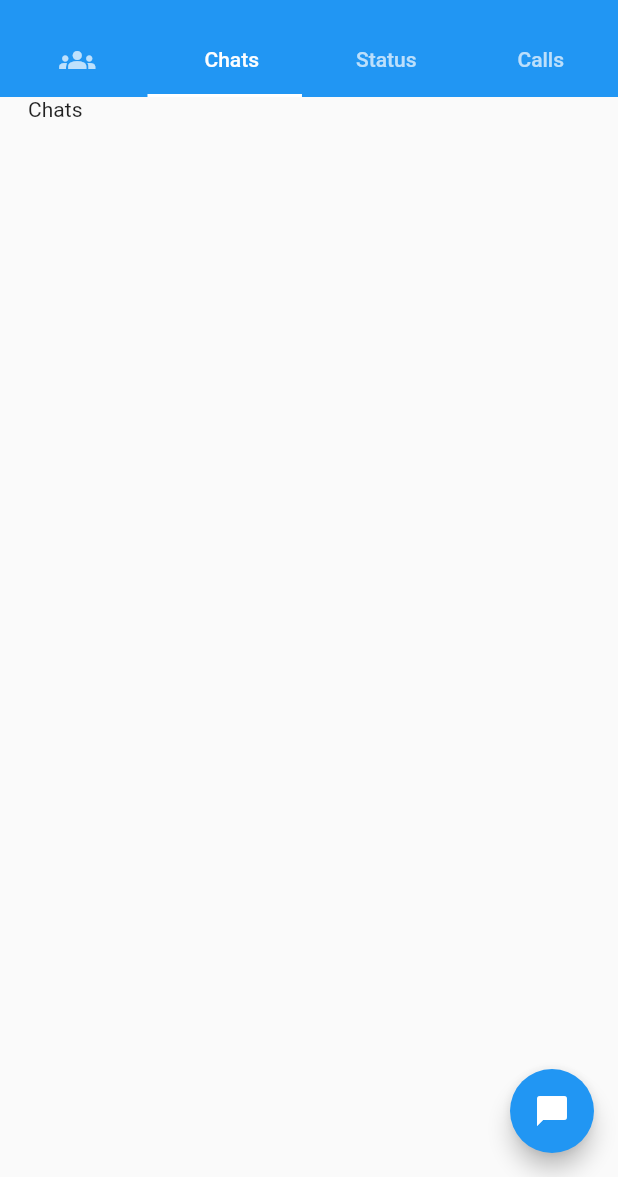
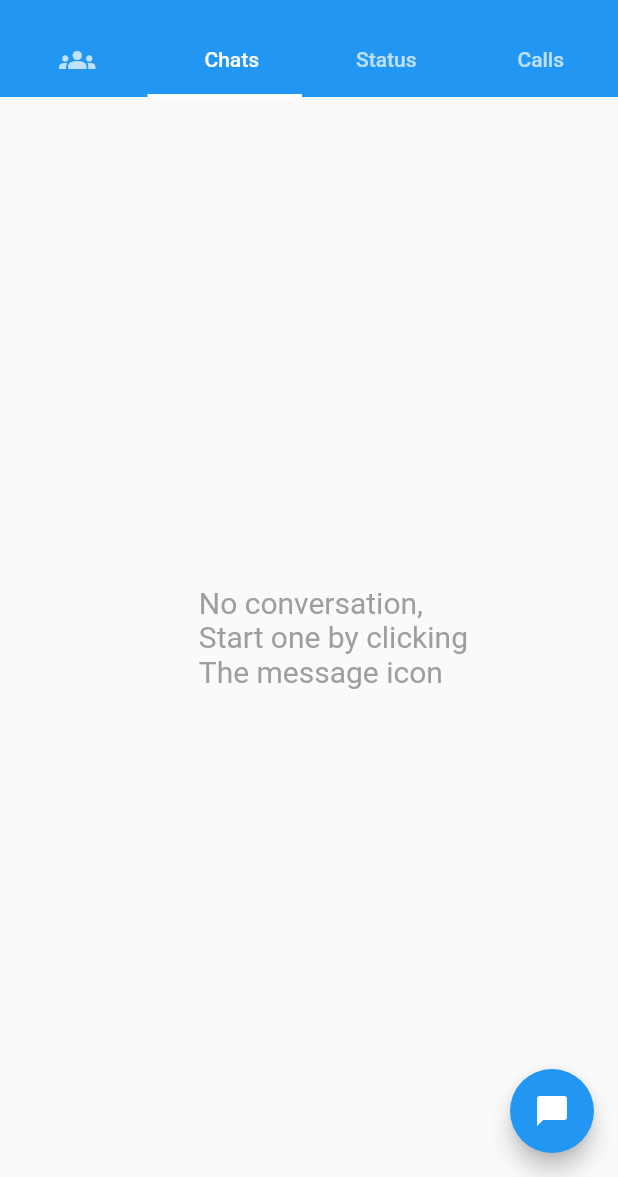
Before and after one commit to Bildad0/Flutter-Apps, a Flutter app: the screen it shows after launch, tab 2 chosen, on a phone screen of 412 x 824 dp, the part 59-1236 px from its top. Run offline on Flutter 3.47's test engine with Material 2 defaults, Android fonts, the phone set to English and light mode, and no system bars; our stand-ins replace flutter_dotenv; missing offline and left inert: mongo_dart.

Commit message:
updated the chat app

```diff
--- a/lib/WhatsAppCloneApp/models/conversationmodel.dart
+++ b/lib/WhatsAppCloneApp/models/conversationmodel.dart
@@ -1,14 +1,17 @@
 import './usermodel.dart';
+import 'messagemodel.dart';
 
 class Conversation {
   int id;
   DateTime time;
   User sender;
+  Message messages;
   String status;
   Conversation({
     required this.id,
     required this.time,
     required this.sender,
+    required this.messages,
     required this.status,
   });
 
@@ -16,6 +19,7 @@ class Conversation {
     id = json['id'];
     sender = json['sender'];
     time = json['time'];
+    messages = json['messages'];
     status = json['status'];
   }
 
@@ -24,6 +28,7 @@ class Conversation {
     data['id'] = id;
     data['time'] = time;
     data['sender'] = sender;
+    data['messages'] = messages;
     data['status'] = status;
     return data;
   }
--- a/lib/WhatsAppCloneApp/models/usermodel.dart
+++ b/lib/WhatsAppCloneApp/models/usermodel.dart
@@ -2,6 +2,7 @@ import './messagemodel.dart';
 
 class User {
   int id;
+  String name;
   String userName;
   int phoneNumber;
   String imageUrl;
@@ -10,6 +11,7 @@ class User {
   List<Message> messages;
   User({
     required this.id,
+    required this.name,
     required this.userName,
     required this.phoneNumber,
     required this.imageUrl,
@@ -20,6 +22,7 @@ class User {
 
   fromJson(Map<String, dynamic> json) {
     id = json['id'];
+    name = json['name'];
     userName = json['username'];
     phoneNumber = json['phonenumber'];
     imageUrl = json['imageUrl'];
@@ -31,6 +34,7 @@ class User {
   Map<String, dynamic> toJson() {
     final Map<String, dynamic> data = <String, dynamic>{};
     data['id'] = id;
+    data['name'] = name;
     data['username'] = userName;
     data['phonenumber'] = phoneNumber;
     data['imageUrl'] = imageUrl;
--- /dev/null
+++ b/lib/WhatsAppCloneApp/screens/conversation_list.dart
@@ -0,0 +1,88 @@
+import 'package:flutter/material.dart';
+import 'package:intl/intl.dart';
+
+import '../models/conversationmodel.dart';
+
+class ConversationList extends StatefulWidget {
+  final Function deleteConvo;
+  const ConversationList({
+    Key? key,
+    required this.deleteConvo,
+  }) : super(key: key);
+
+  @override
+  State<ConversationList> createState() => _ConversationListState();
+}
+
+class _ConversationListState extends State<ConversationList> {
+  //remember to add gesture detector on the card allow longpress function
+  @override
+  Widget build(BuildContext context) {
+    final List<Conversation> conversations = [];
+    return conversations.isEmpty
+        ? const Center(
+            child: Text(
+              "No conversation,\nStart one by clicking \nThe message icon",
+              style: TextStyle(
+                  color: Colors.grey,
+                  fontSize: 20,
+                  fontWeight: FontWeight.normal),
+            ),
+          )
+        : ListView.builder(
+            itemBuilder: (ctx, index) {
+              return Card(
+                elevation: 3,
+                margin: const EdgeInsets.symmetric(
+                  vertical: 8,
+                  horizontal: 5,
+                ),
+                child: ListTile(
+                  leading: CircleAvatar(
+                    radius: 30,
+                    backgroundColor: Colors.grey,
+                    child: FittedBox(
+                      child:
+                          Image.network(conversations[index].sender.imageUrl),
+                    ),
+                  ),
+                  title: SizedBox(
+                    child: conversations[index].sender.name.isEmpty
+                        ? Text(
+                            conversations[index].sender.phoneNumber.toString(),
+                            style: const TextStyle(
+                              color: Colors.black,
+                              fontWeight: FontWeight.bold,
+                              fontSize: 17,
+                            ),
+                          )
+                        : Text(
+                            conversations[index].sender.name,
+                            style: const TextStyle(
+                              color: Colors.black,
+                              fontWeight: FontWeight.bold,
+                              fontSize: 17,
+                            ),
+                          ),
+                  ),
+                  subtitle: Row(
+                    children: [
+                      Text(
+                        conversations[index].messages.toString(),
+                        style: const TextStyle(color: Colors.grey),
+                      ),
+                      Text(
+                        DateFormat.yMd().format(conversations[index].time),
+                        style: const TextStyle(color: Colors.grey),
+                      ),
+                    ],
+                  ),
+
+                  //will add trailing which appears on long press
+                ),
+              );
+            },
+            itemCount: conversations.length,
+          );
+  }
+}
--- a/lib/WhatsAppCloneApp/screens/home.dart
+++ b/lib/WhatsAppCloneApp/screens/home.dart
@@ -1,5 +1,10 @@
+// ignore_for_file: unrelated_type_equality_checks
+
 import 'package:flutter/material.dart';
 import 'package:flutter_dotenv/flutter_dotenv.dart';
+
+import '../models/conversationmodel.dart';
+import 'conversation_list.dart';
 
 class MyHomePage extends StatefulWidget {
   const MyHomePage({super.key, required this.title});
@@ -10,6 +15,25 @@ class MyHomePage extends StatefulWidget {
 }
 
 class _MyHomePageState extends State<MyHomePage> {
+  final List<Conversation> userConversations = [];
+
+  //add latest conversation
+  // List<Conversation> get _recentConversations {
+  //   return userConversations.where((element) {
+  //     return element.time.isAfter(
+  //       DateTime.now().subtract(
+  //         const Duration(seconds: 1),
+  //       ),
+  //     );
+  //   }).toList();
+  // }
+
+  void _deleteConversation(String id) {
+    setState(() {
+      userConversations.removeWhere((element) => element.id == id);
+    });
+  }
+
   @override
   Widget build(BuildContext context) {
     return MaterialApp(
@@ -60,12 +84,14 @@ class _MyHomePageState extends State<MyHomePage> {
               ],
             ),
           ),
-          body: const TabBarView(
+          body: TabBarView(
             children: [
-              Text("Community"),
-              Text("Chats"),
-              Text("Status"),
-              Text("Calls"),
+              const Text("Community"),
+              ConversationList(
+                deleteConvo: _deleteConversation,
+              ),
+              const Text("Status"),
+              const Text("Calls"),
             ],
           ),
           floatingActionButton: FloatingActionButton(
@@ -81,17 +107,3 @@ class _MyHomePageState extends State<MyHomePage> {
     );
   }
 }
-
-class LandingPage extends StatefulWidget {
-  const LandingPage({super.key});
-
-  @override
-  State<LandingPage> createState() => _LandingPageState();
-}
-
-class _LandingPageState extends State<LandingPage> {
-  @override
-  Widget build(BuildContext context) {
-    return const Center(child: Text("Hi"));
-  }
-}
```
